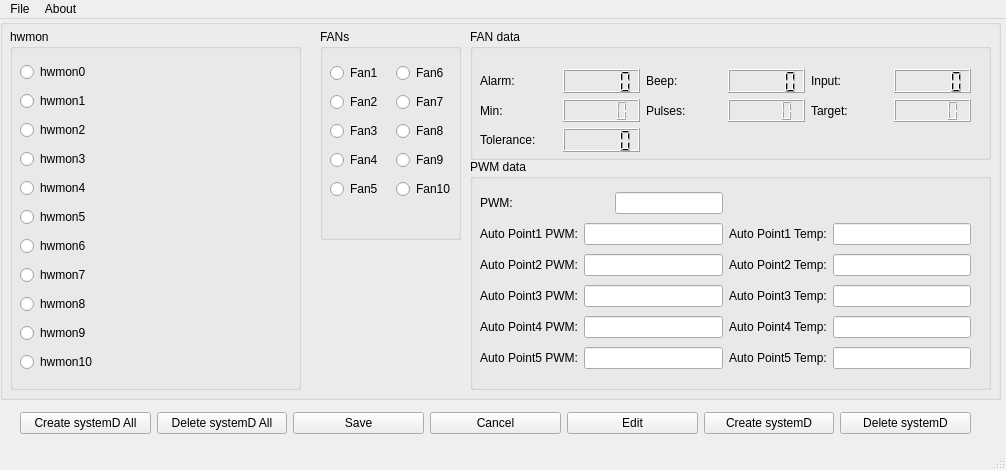
The window that mainwindow.ui (amedeos/ControlFANs) describes before a commit, drawn with Qt 5.
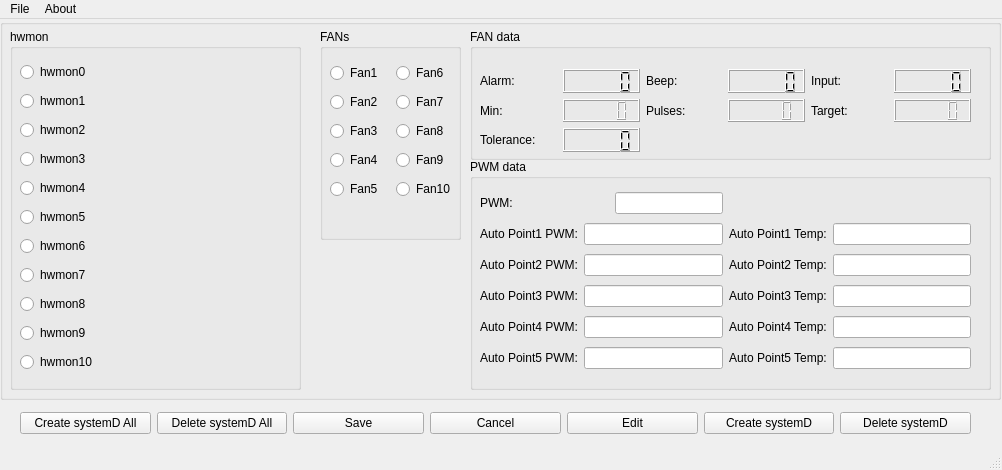
The same window after the commit. Icons and pictures are not drawn.

Commit message: fix: clip main window right extra margin

The edit to the form file:
```diff
--- a/mainwindow.ui
+++ b/mainwindow.ui
@@ -6,7 +6,7 @@
    <rect>
     <x>0</x>
     <y>0</y>
-    <width>1006</width>
+    <width>1002</width>
     <height>470</height>
    </rect>
   </property>
@@ -575,7 +575,7 @@
     <rect>
      <x>0</x>
      <y>0</y>
-     <width>1006</width>
+     <width>1002</width>
      <height>22</height>
     </rect>
    </property>
```
